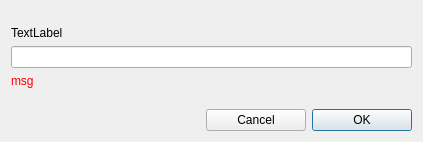
The window that Utilities/inputdlg.ui (towhee/Winnow64) describes before a commit, drawn with Qt 5.
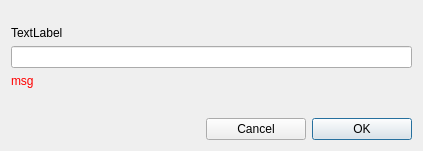
The same window after the commit.

```diff
--- a/Utilities/inputdlg.ui
+++ b/Utilities/inputdlg.ui
@@ -7,7 +7,7 @@
     <x>0</x>
     <y>0</y>
     <width>423</width>
-    <height>140</height>
+    <height>151</height>
    </rect>
   </property>
   <property name="sizePolicy">
```
Left out of the diff: 2 changed lines with no effect on the pictures.
